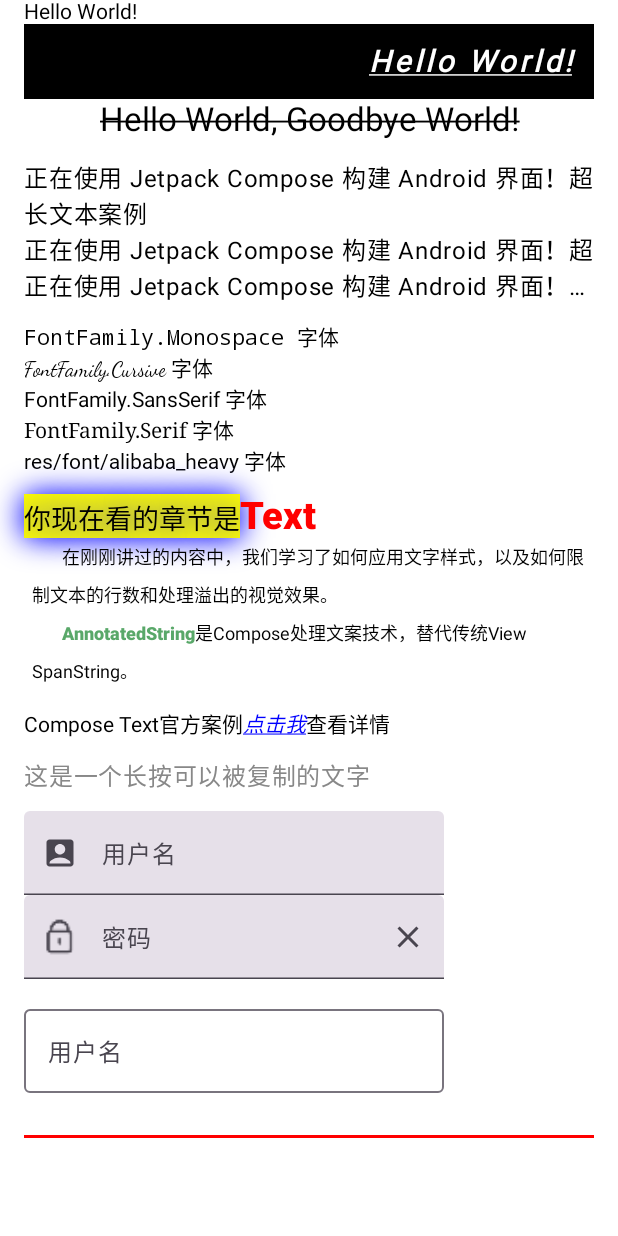
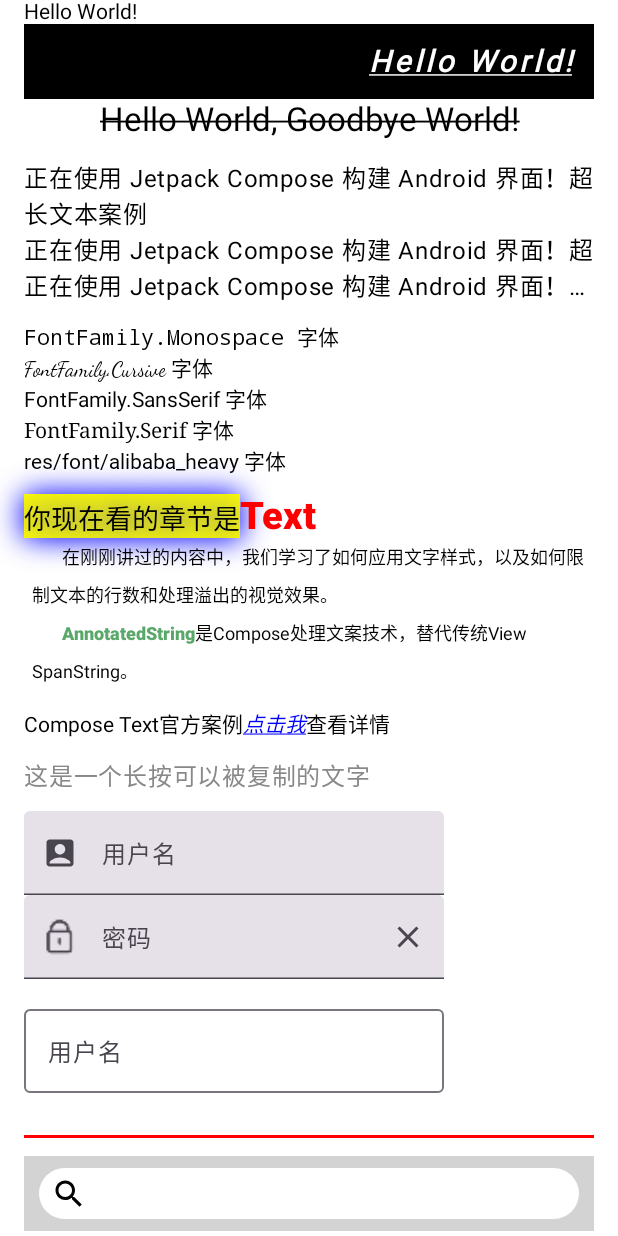
Before and after one commit to gengwenwu/AndroidComposeDemo, an Android app built with Jetpack Compose: the @Preview function C2_2_BasicUIFragmentDemoViewPreview, on a phone screen of 412 x 824 dp. Run offline under Robolectric (Android 15) with nearby library versions, the phone set to English and light mode, and no system bars; Roboto replaces fonts that are not available here.

Commit message:
BasicTextField 实现搜索

```diff
--- a/app/src/main/java/org/logan/compose/demo/ui/book/c2/C2_2_BasicUIFragment.kt
+++ b/app/src/main/java/org/logan/compose/demo/ui/book/c2/C2_2_BasicUIFragment.kt
@@ -2,7 +2,9 @@ package org.logan.compose.demo.ui.book.c2
 
 import android.util.Log
 import androidx.compose.foundation.background
+import androidx.compose.foundation.layout.Box
 import androidx.compose.foundation.layout.Column
+import androidx.compose.foundation.layout.Row
 import androidx.compose.foundation.layout.Spacer
 import androidx.compose.foundation.layout.fillMaxSize
 import androidx.compose.foundation.layout.fillMaxWidth
@@ -10,12 +12,14 @@ import androidx.compose.foundation.layout.height
 import androidx.compose.foundation.layout.padding
 import androidx.compose.foundation.layout.size
 import androidx.compose.foundation.lazy.LazyColumn
+import androidx.compose.foundation.shape.CircleShape
 import androidx.compose.foundation.text.BasicTextField
 import androidx.compose.foundation.text.ClickableText
 import androidx.compose.foundation.text.selection.SelectionContainer
 import androidx.compose.material.icons.Icons
 import androidx.compose.material.icons.filled.AccountBox
 import androidx.compose.material.icons.filled.Clear
+import androidx.compose.material.icons.filled.Search
 import androidx.compose.material3.HorizontalDivider
 import androidx.compose.material3.Icon
 import androidx.compose.material3.IconButton
@@ -29,6 +33,7 @@ import androidx.compose.runtime.getValue
 import androidx.compose.runtime.mutableStateOf
 import androidx.compose.runtime.remember
 import androidx.compose.runtime.setValue
+import androidx.compose.ui.Alignment
 import androidx.compose.ui.Modifier
 import androidx.compose.ui.geometry.Offset
 import androidx.compose.ui.graphics.Color
@@ -121,8 +126,14 @@ fun C2_2_BasicUIFragmentDemoView(modifier: Modifier = Modifier) {
 
         item {
             BasicTextFileSample()
-            Spacer(modifier = Modifier.height(30.dp))
+            Spacer(modifier = Modifier.height(12.dp))
         }
+
+        item {
+            SearchBarSample()
+            Spacer(modifier = Modifier.height(12.dp))
+        }
+
     }
 }
 
@@ -393,7 +404,42 @@ fun BasicTextFileSample() {
                 )
             }
         })
+}
 
+@Composable
+fun SearchBarSample() {
+    var text by remember { mutableStateOf("") }
+
+    Box(
+        modifier = Modifier
+            .fillMaxWidth()
+            .height(50.dp)
+            .background(Color(0xFFD3D3D3))
+    ) {
+        // 使用 BasicTextField 实现自定义搜索框
+        BasicTextField(value = text,
+            onValueChange = {
+                text = it
+            },
+            modifier = Modifier
+                .padding(horizontal = 10.dp, vertical = 8.dp)
+                .background(Color.White, CircleShape)
+                .fillMaxSize(),
+            // 自定义输入框布局，搜索样式
+            decorationBox = { innerTextField ->
+                Row(
+                    verticalAlignment = Alignment.CenterVertically,
+                    modifier = Modifier.padding(vertical = 2.dp, horizontal = 8.dp)
+                ) {
+                    // 搜索图标
+                    Icon(
+                        imageVector = Icons.Filled.Search, contentDescription = null
+                    )
+                    // 输入框
+                    innerTextField()
+                }
+            })
+    }
 }
 
 @Preview(showBackground = true)
```
